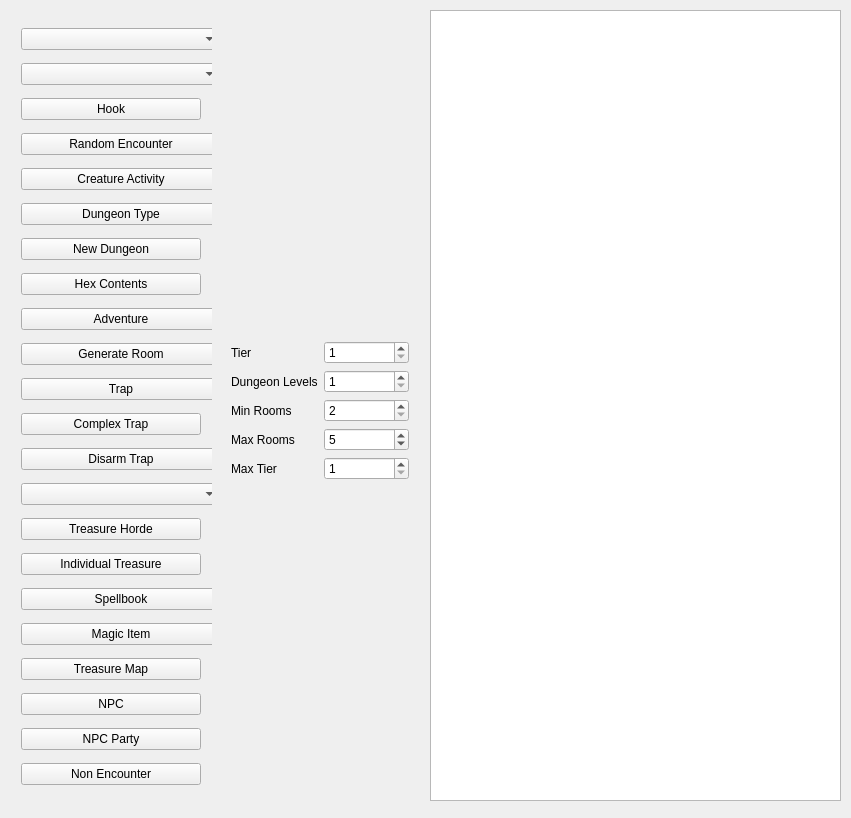
Above: mainwindow.ui from erickveil/UndermountainRooms before the change. Below: the same form after it.
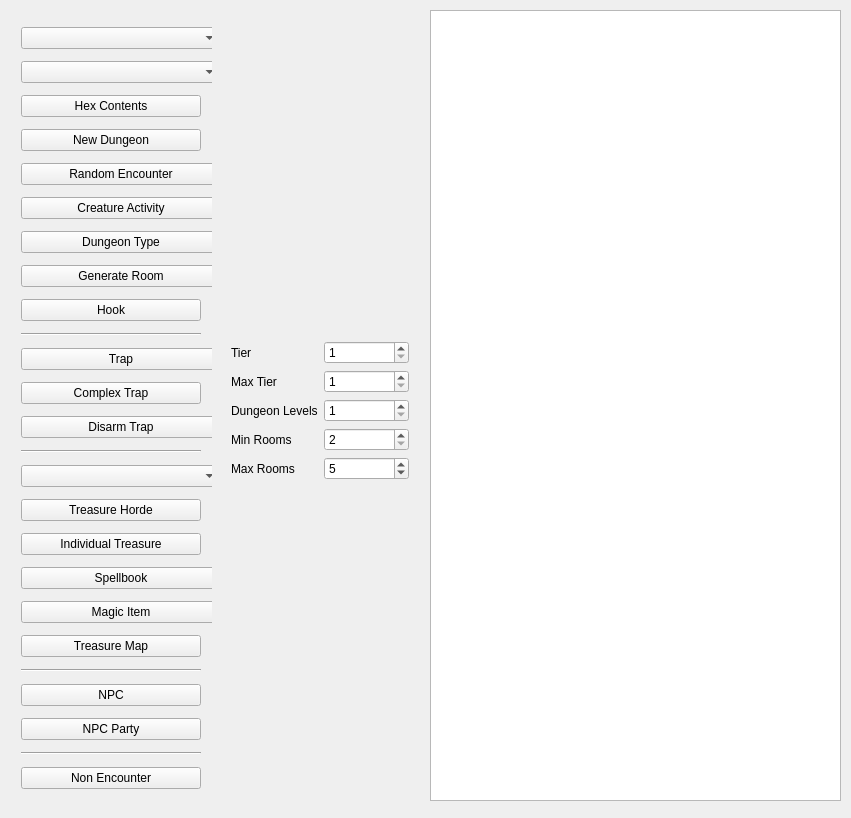
That is the form after the change.

```diff
--- a/mainwindow.ui
+++ b/mainwindow.ui
@@ -58,9 +58,16 @@
       </widget>
      </item>
      <item>
-      <widget class="QPushButton" name="pushButton">
+      <widget class="QPushButton" name="keyHex">
        <property name="text">
-        <string>Hook</string>
+        <string>Hex Contents</string>
+       </property>
+      </widget>
+     </item>
+     <item>
+      <widget class="QPushButton" name="pbNewDungeon">
+       <property name="text">
+        <string>New Dungeon</string>
        </property>
       </widget>
      </item>
@@ -109,33 +116,6 @@
        </property>
       </widget>
      </item>
-     <item>
-      <widget class="QPushButton" name="pbNewDungeon">
-       <property name="text">
-        <string>New Dungeon</string>
-       </property>
-      </widget>
-     </item>
-     <item>
-      <widget class="QPushButton" name="keyHex">
-       <property name="text">
-        <string>Hex Contents</string>
-       </property>
-      </widget>
-     </item>
-     <item>
-      <widget class="QPushButton" name="genAdventure">
-       <property name="minimumSize">
-        <size>
-         <width>200</width>
-         <height>0</height>
-        </size>
-       </property>
-       <property name="text">
-        <string>Adventure</string>
-       </property>
-      </widget>
-     </item>
      <item>
       <widget class="QPushButton" name="genCombo">
        <property name="minimumSize">
@@ -149,6 +129,20 @@
        </property>
       </widget>
      </item>
+     <item>
+      <widget class="QPushButton" name="pushButton">
+       <property name="text">
+        <string>Hook</string>
+       </property>
+      </widget>
+     </item>
+     <item>
+      <widget class="Line" name="line">
+       <property name="orientation">
+        <enum>Qt::Horizontal</enum>
+       </property>
+      </widget>
+     </item>
      <item>
       <widget class="QPushButton" name="genTrap">
        <property name="minimumSize">
@@ -182,6 +176,13 @@
        </property>
       </widget>
      </item>
+     <item>
+      <widget class="Line" name="line_2">
+       <property name="orientation">
+        <enum>Qt::Horizontal</enum>
+       </property>
+      </widget>
+     </item>
      <item>
       <widget class="QComboBox" name="itemType">
        <property name="minimumSize">
@@ -245,6 +246,13 @@
        </property>
       </widget>
      </item>
+     <item>
+      <widget class="Line" name="line_3">
+       <property name="orientation">
+        <enum>Qt::Horizontal</enum>
+       </property>
+      </widget>
+     </item>
      <item>
       <widget class="QPushButton" name="genNPC">
        <property name="text">
@@ -259,6 +267,13 @@
        </property>
       </widget>
      </item>
+     <item>
+      <widget class="Line" name="line_4">
+       <property name="orientation">
+        <enum>Qt::Horizontal</enum>
+       </property>
+      </widget>
+     </item>
      <item>
       <widget class="QPushButton" name="pbNonEncounter">
        <property name="text">
@@ -297,7 +312,7 @@
          </property>
         </widget>
        </item>
-       <item row="1" column="1">
+       <item row="2" column="1">
         <widget class="QSpinBox" name="sbDungeonLevels">
          <property name="minimum">
           <number>1</number>
@@ -307,14 +322,14 @@
          </property>
         </widget>
        </item>
-       <item row="2" column="0">
+       <item row="3" column="0">
         <widget class="QLabel" name="tb">
          <property name="text">
           <string>Min Rooms</string>
          </property>
         </widget>
        </item>
-       <item row="3" column="1">
+       <item row="4" column="1">
         <widget class="QSpinBox" name="sbMaxRooms">
          <property name="minimum">
           <number>2</number>
@@ -327,14 +342,14 @@
          </property>
         </widget>
        </item>
-       <item row="3" column="0">
+       <item row="4" column="0">
         <widget class="QLabel" name="label_3">
          <property name="text">
           <string>Max Rooms</string>
          </property>
         </widget>
        </item>
-       <item row="2" column="1">
+       <item row="3" column="1">
         <widget class="QSpinBox" name="sbLevelSize">
          <property name="minimum">
           <number>2</number>
@@ -344,21 +359,21 @@
          </property>
         </widget>
        </item>
-       <item row="1" column="0">
+       <item row="2" column="0">
         <widget class="QLabel" name="label_2">
          <property name="text">
           <string>Dungeon Levels</string>
          </property>
         </widget>
        </item>
-       <item row="4" column="0">
+       <item row="1" column="0">
         <widget class="QLabel" name="label_4">
          <property name="text">
           <string>Max Tier</string>
          </property>
         </widget>
        </item>
-       <item row="4" column="1">
+       <item row="1" column="1">
         <widget class="QSpinBox" name="sbMaxTier">
          <property name="minimum">
           <number>1</number>
```
